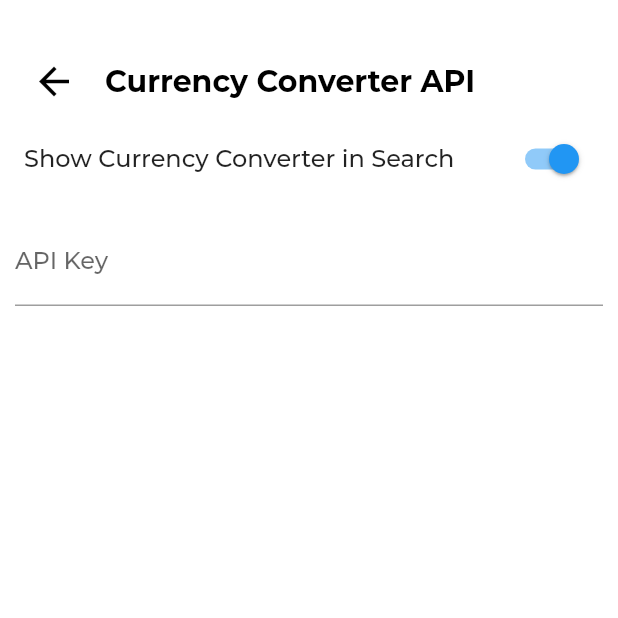
After one commit to nickypangers/visachecker, a Flutter app: the CurrencyConverterAPIScreen screen opened directly, after a tap on "Show Currency Converter in Search", on a phone screen of 412 x 824 dp, the top half of it. The commit adds this screen. Run offline on Flutter 3.47's test engine with Material 2 defaults, Android fonts, the phone set to English and light mode, and no system bars; our stand-ins replace flutter_slidable, shared_preferences; missing offline and left inert: flutter_web_browser; accounts and stored records are empty; key blocks and very long unbroken strings in the code were emptied for the run.

Commit message:
add currency rate toggle in settings

```diff
--- /dev/null
+++ b/lib/currencyConverterApi.dart
@@ -0,0 +1,116 @@
+import 'package:flutter/material.dart';
+import 'package:shared_preferences/shared_preferences.dart';
+import 'package:visachecker/settings.dart';
+
+class CurrencyConverterAPIScreen extends StatefulWidget {
+  @override
+  _CurrencyConverterAPIScreenState createState() =>
+      _CurrencyConverterAPIScreenState();
+}
+
+class _CurrencyConverterAPIScreenState
+    extends State<CurrencyConverterAPIScreen> {
+  final GlobalKey<ScaffoldState> _scaffoldKey = GlobalKey<ScaffoldState>();
+
+  TextEditingController _apiController = TextEditingController();
+
+  bool hasKey = false;
+
+  Future<bool> checkHasKey() async {
+    SharedPreferences prefs = await SharedPreferences.getInstance();
+    var check = prefs.getBool("hasApiKey");
+    (check != null) ? check = check : check = false;
+    return check;
+  }
+
+  Future<void> setHasKey(bool val) async {
+    SharedPreferences prefs = await SharedPreferences.getInstance();
+    prefs.setBool("hasApiKey", val);
+  }
+
+  @override
+  void initState() {
+    super.initState();
+    checkHasKey().then((val) {
+      setState(() {
+        hasKey = val;
+      });
+    });
+  }
+
+  @override
+  Widget build(BuildContext context) {
+    return Scaffold(
+      key: _scaffoldKey,
+      backgroundColor: Colors.white,
+      body: Container(
+        child: Column(
+          children: <Widget>[
+            Padding(
+              padding: const EdgeInsets.only(
+                  left: 12, right: 12, top: 30, bottom: 0),
+              child: Row(
+                mainAxisAlignment: MainAxisAlignment.start,
+                children: <Widget>[
+                  IconButton(
+                    icon: Icon(
+                      Icons.arrow_back,
+                      color: Colors.black,
+                      size: 30,
+                    ),
+                    onPressed: () {
+                      setHasKey(hasKey);
+                      Navigator.push(
+                          context,
+                          MaterialPageRoute(
+                              builder: (context) => SettingsScreen()));
+                    },
+                  ),
+                  Padding(
+                    padding: EdgeInsets.only(left: 10), // center
+                    child: Text(
+                      "Currency Converter API",
+                      style: TextStyle(
+                        color: Colors.black,
+                        fontWeight: FontWeight.bold,
+                        fontSize: 20,
+                        //fontFamily: 'Montserrat',
+                      ),
+                    ),
+                  ),
+                ],
+              ),
+            ),
+            SwitchListTile(
+              title: Text("Show Currency Converter in Search"),
+              value: hasKey,
+              onChanged: (val) {
+                setState(() {
+                  hasKey = val;
+                  print(hasKey);
+                  setHasKey(hasKey);
+                });
+              },
+            ),
+            hasKey
+                ? Padding(
+                    padding: EdgeInsets.only(
+                      top: 10,
+                      left: 10,
+                      right: 10,
+                    ),
+                    child: TextField(
+                      autocorrect: false,
+                      decoration: InputDecoration(labelText: 'API Key'),
+                      controller: _apiController,
+                      maxLines: 1,
+                      keyboardType: TextInputType.text,
+                    ),
+                  )
+                : Container(),
+          ],
+        ),
+      ),
+    );
+  }
+}
```
Also changed, not shown: lib/search.dart (+30 -5 lines), lib/selectCountry.dart (+2 -5 lines), lib/services/searchContent.dart (+14 -3 lines), lib/settings.dart (+18 -4 lines), lib/services/getSharedPreferences.dart (added).
